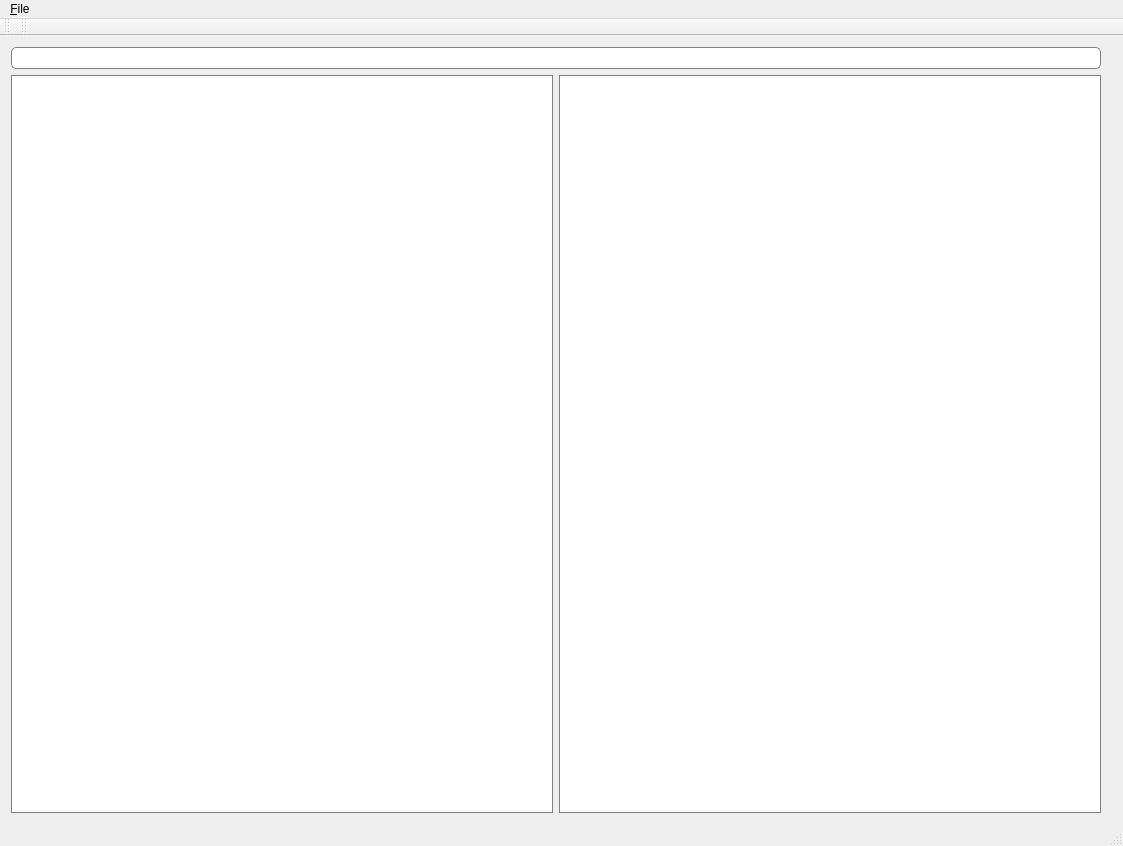
This is src/mainwindow.ui in pbek/QOwnNotes as Qt 5 draws it before an edit. The edited form follows.
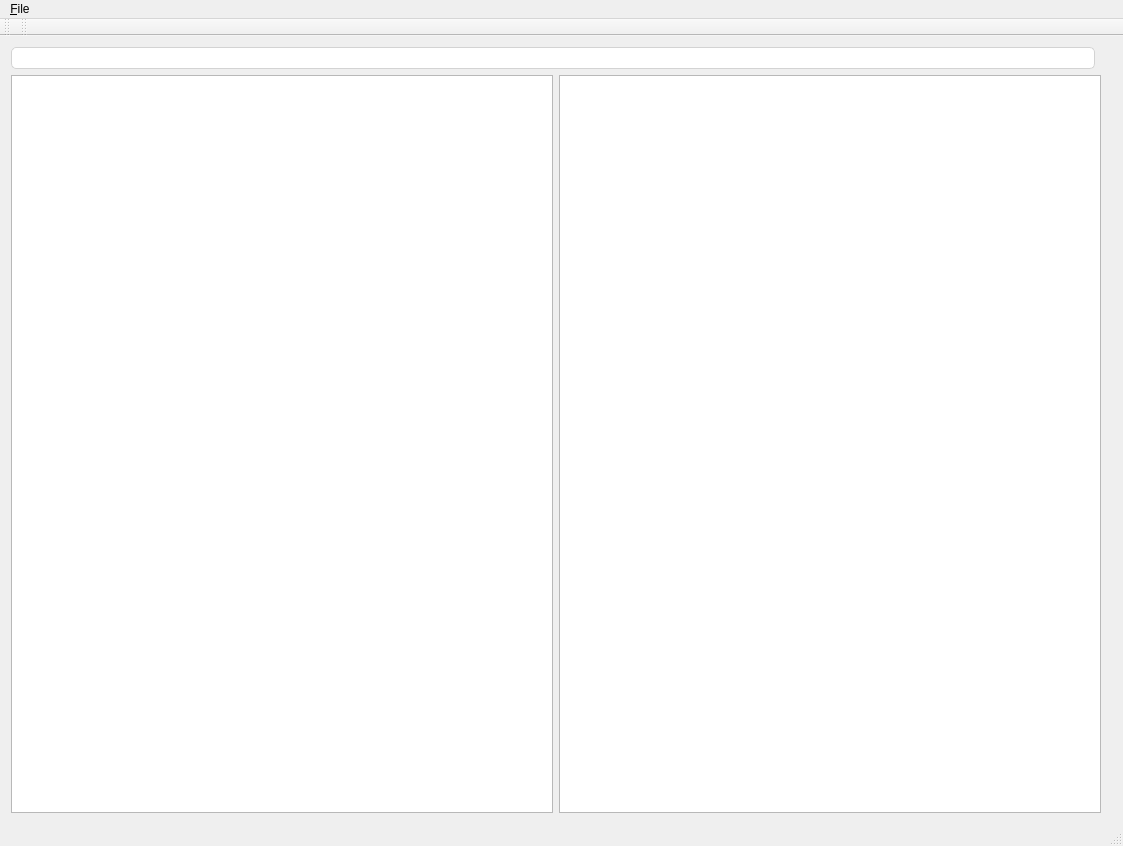
This is the edited form. Icons and pictures are not drawn.

Patch:
```diff
--- a/src/mainwindow.ui
+++ b/src/mainwindow.ui
@@ -40,7 +40,7 @@
        <widget class="QTextEdit" name="noteTextEdit">
         <property name="styleSheet">
          <string notr="true">* {
-	border: 1px solid gray;
+/*	border: 1px solid inherit;*/
 }
 </string>
         </property>
@@ -57,7 +57,7 @@
        <widget class="QListWidget" name="notesListWidget">
         <property name="styleSheet">
          <string notr="true">QListWidget {
-	border: 1px solid gray;
+/*	border: 1px solid gray;*/
 }
 </string>
         </property>
@@ -70,12 +70,13 @@
         </property>
         <property name="styleSheet">
          <string notr="true">QLineEdit {
-	border: 1px solid gray;
+	border: 1px solid lightgray;
 	border-radius: 5px;
 	padding: 2px 5px 2px 25px;
 	background-image: url(:/images/search.png);
 	background-repeat: no-repeat;
 	background-position: center left;
+	margin-right: 6px;
 }
 </string>
         </property>
```
